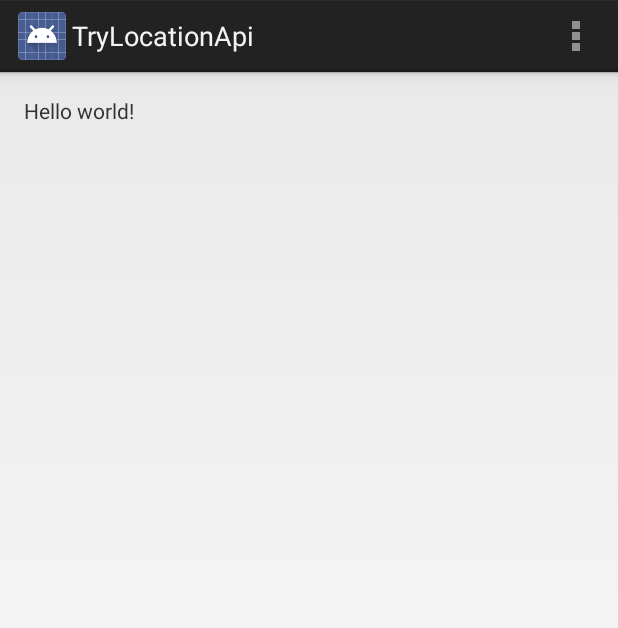
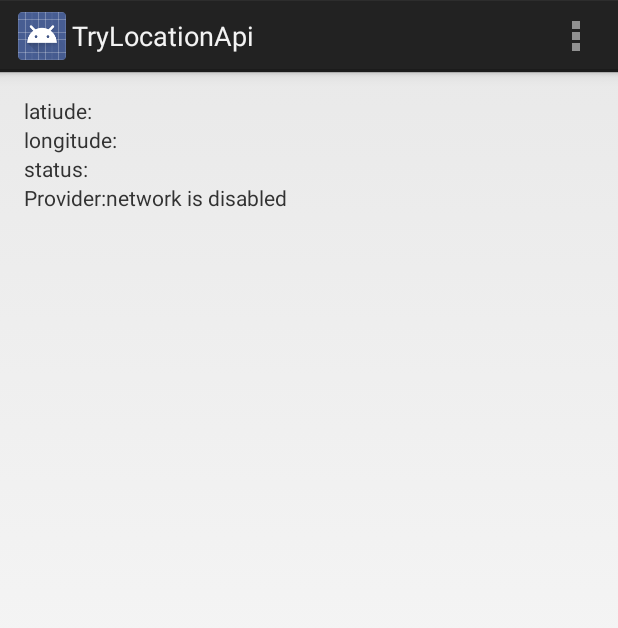
Before and after one commit to curtesmith/TryLocationApi, an Android app: the screen it shows after launch (MainActivity), on a phone screen of 412 x 824 dp. Shown: the top 628 px of the screen. Run offline under Robolectric (Android 15) with nearby library versions, the phone set to English and light mode, and no system bars.

Commit message:
replaced with legacy location manager and services

```diff
--- a/app/src/main/AndroidManifest.xml
+++ b/app/src/main/AndroidManifest.xml
@@ -18,6 +18,6 @@
         </activity>
     </application>
 
-    <uses-permission android:name="android.permission.ACCESS_COARSE_LOCATION" />
+    <uses-permission android:name="android.permission.ACCESS_FINE_LOCATION" />
 
 </manifest>
--- a/app/src/main/java/ca/brocku/cosc3p97/cs97aa/trylocationapi/MainActivity.java
+++ b/app/src/main/java/ca/brocku/cosc3p97/cs97aa/trylocationapi/MainActivity.java
@@ -1,37 +1,30 @@
 package ca.brocku.cosc3p97.cs97aa.trylocationapi;
 
 import android.app.Activity;
+import android.content.Context;
 import android.location.Location;
+import android.location.LocationListener;
+import android.location.LocationManager;
 import android.os.Bundle;
 import android.view.Menu;
 import android.view.MenuItem;
 import android.widget.TextView;
-import android.widget.Toast;
 
-import com.google.android.gms.common.ConnectionResult;
-import com.google.android.gms.common.api.GoogleApiClient;
-import com.google.android.gms.common.api.GoogleApiClient.ConnectionCallbacks;
-import com.google.android.gms.common.api.GoogleApiClient.OnConnectionFailedListener;
-import com.google.android.gms.location.LocationServices;
 
-public class MainActivity extends Activity implements ConnectionCallbacks, OnConnectionFailedListener {
-
-    GoogleApiClient mGoogleApiClient;
-    Location mLastLocation;
+public class MainActivity extends Activity implements LocationListener {
 
     @Override
     protected void onCreate(Bundle savedInstanceState) {
         super.onCreate(savedInstanceState);
         setContentView(R.layout.activity_main);
-        buildGoogleApiClient();
+        setupLocationManager();
     }
 
-    protected synchronized void buildGoogleApiClient() {
-        GoogleApiClient.Builder builder = new GoogleApiClient.Builder(this);
-        builder.addConnectionCallbacks(this);
-        builder.addOnConnectionFailedListener(this);
-        builder.addApi(LocationServices.API);
-        mGoogleApiClient = builder.build();
+
+    protected void setupLocationManager() {
+        LocationManager locationManager = (LocationManager) this.getSystemService(Context.LOCATION_SERVICE);
+        locationManager.requestLocationUpdates(LocationManager.NETWORK_PROVIDER, 0, 0, this);
+
     }
 
     @Override
@@ -56,34 +49,29 @@ public class MainActivity extends Activity implements ConnectionCallbacks, OnCon
         return super.onOptionsItemSelected(item);
     }
 
-    private void makeToast(String text) {
-        Toast toast = Toast.makeText(getApplicationContext(), text, Toast.LENGTH_SHORT);
-        toast.show();
-    }
-
-
-    @Override
-    public void onConnected(Bundle bundle) {
-        TextView text = (TextView) findViewById(R.id.mainText);
-        text.setText("onConnected called");
-        mLastLocation = LocationServices.FusedLocationApi.getLastLocation(mGoogleApiClient);
-        if(mLastLocation != null) {
-            String lattitude  = String.valueOf(mLastLocation.getLatitude());
-            String longitude = String.valueOf(mLastLocation.getLongitude());
-            makeToast("longitude:" + longitude + ", lattitude:" + lattitude);
-        } else {
-            makeToast("Connected with no location to show");
-        }
-
+    private void setTextView(int id, String text) {
+        TextView textView = (TextView) findViewById(id);
+        textView.setText(text);
     }
 
     @Override
-    public void onConnectionSuspended(int i) {
-        makeToast("Connection suspended");
+    public void onLocationChanged(Location location) {
+        setTextView(R.id.latitude, "latitude: " + Double.toString(location.getLatitude()));
+        setTextView(R.id.longitude, "longitude: " + Double.toString(location.getLongitude()));
     }
 
     @Override
-    public void onConnectionFailed(ConnectionResult connectionResult) {
-        makeToast("Connection failed");
+    public void onStatusChanged(String provider, int status, Bundle extras) {
+        setTextView(R.id.status, "Provider:" + provider + ", status=" + Integer.toString(status));
+    }
+
+    @Override
+    public void onProviderEnabled(String provider) {
+        setTextView(R.id.providerEnabled, "Provider:" + provider + " is enabled");
+    }
+
+    @Override
+    public void onProviderDisabled(String provider) {
+        setTextView(R.id.providerEnabled, "Provider:" + provider + " is disabled");
     }
 }
--- a/app/src/main/res/layout/activity_main.xml
+++ b/app/src/main/res/layout/activity_main.xml
@@ -1,12 +1,36 @@
-<RelativeLayout xmlns:android="http://schemas.android.com/apk/res/android"
-    xmlns:tools="http://schemas.android.com/tools" android:layout_width="match_parent"
-    android:layout_height="match_parent" android:paddingLeft="@dimen/activity_horizontal_margin"
+<LinearLayout xmlns:android="http://schemas.android.com/apk/res/android"
+    xmlns:tools="http://schemas.android.com/tools"
+    android:layout_width="match_parent"
+    android:layout_height="match_parent"
+    android:paddingBottom="@dimen/activity_vertical_margin"
+    android:paddingLeft="@dimen/activity_horizontal_margin"
     android:paddingRight="@dimen/activity_horizontal_margin"
     android:paddingTop="@dimen/activity_vertical_margin"
-    android:paddingBottom="@dimen/activity_vertical_margin" tools:context=".MainActivity">
+    android:orientation="vertical"
+    tools:context=".MainActivity">
 
-    <TextView android:id="@+id/mainText" android:text="@string/hello_world" android:layout_width="wrap_content"
+    <TextView
+        android:id="@+id/latitude"
+        android:layout_width="wrap_content"
+        android:layout_height="wrap_content"
+        android:text="latiude:" />
 
-        android:layout_height="wrap_content" />
+    <TextView
+        android:id="@+id/longitude"
+        android:layout_width="wrap_content"
+        android:layout_height="wrap_content"
+        android:text="longitude:" />
 
-</RelativeLayout>
+    <TextView
+        android:id="@+id/status"
+        android:layout_width="wrap_content"
+        android:layout_height="wrap_content"
+        android:text="status:" />
+
+    <TextView
+        android:id="@+id/providerEnabled"
+        android:layout_width="wrap_content"
+        android:layout_height="wrap_content"
+        android:text="providerStatus:" />
+
+</LinearLayout>
```
Also changed, not shown: app/build.gradle (+5 -5 lines), 1 other file.
